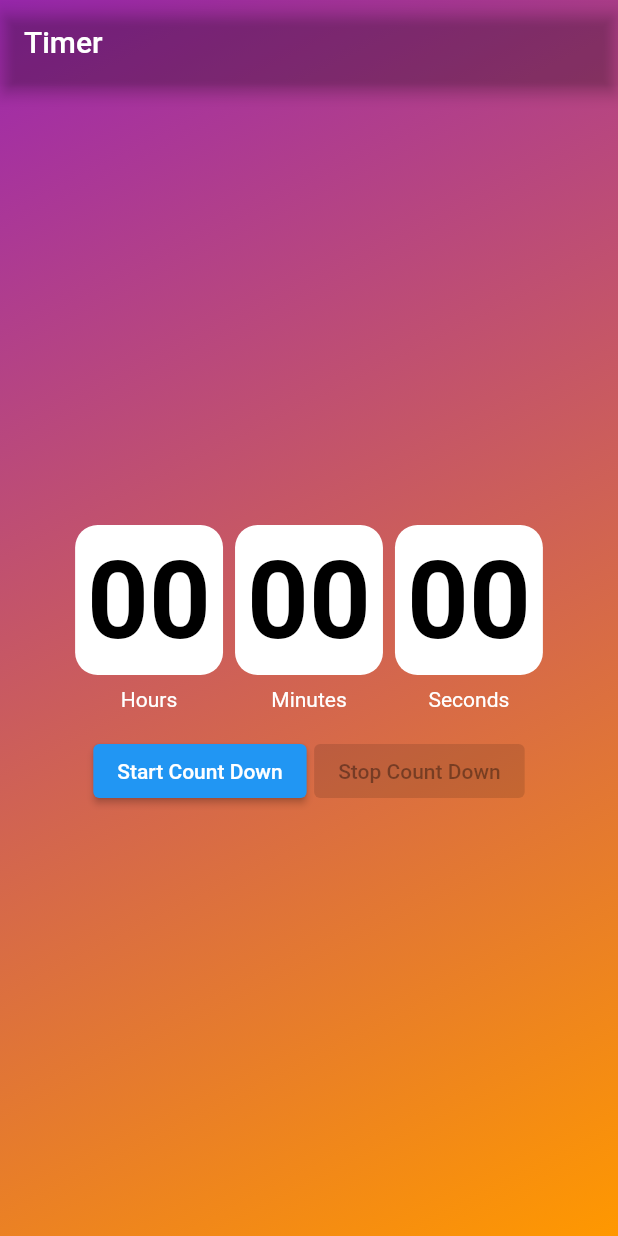
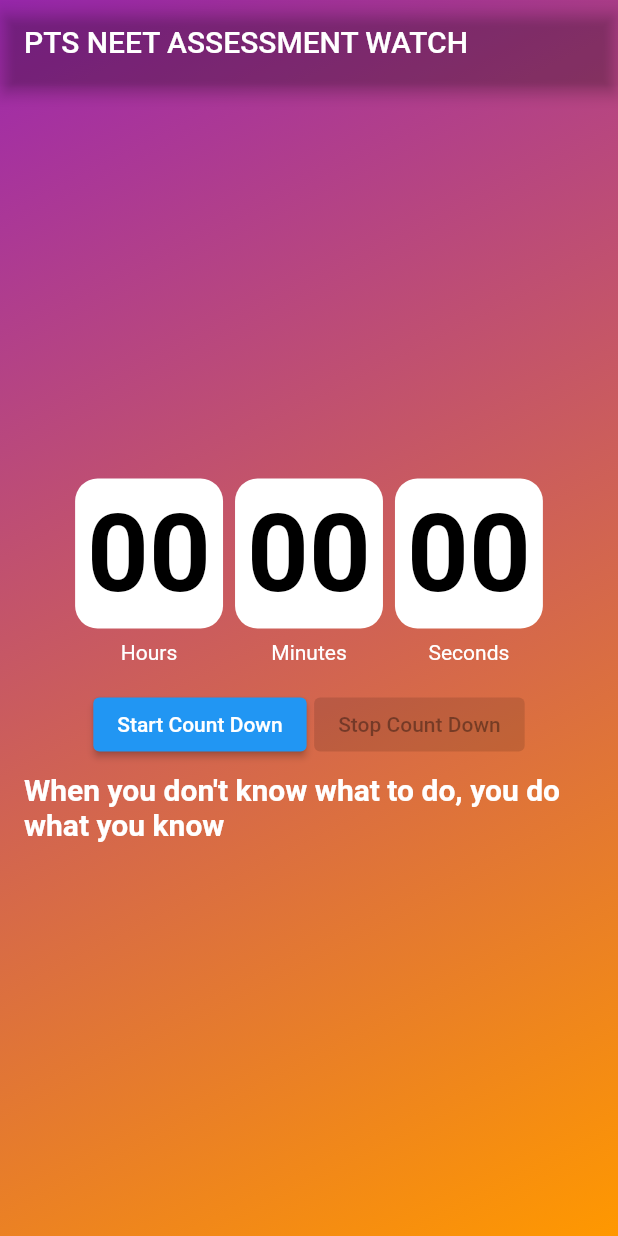
Before and after one commit to ShyamSundhar1411/CountDown-Timer-Flutter, a Flutter app: the screen it shows after launch, on a phone screen of 412 x 824 dp. Run offline on Flutter 3.47's test engine with Material 2 defaults, Android fonts, the phone set to English and light mode, and no system bars; missing offline and left inert: flutter_platform_alert.

Commit message:
Wrapping Up

```diff
--- a/lib/main.dart
+++ b/lib/main.dart
@@ -12,7 +12,7 @@ class MyApp extends StatelessWidget {
   @override
   Widget build(BuildContext context) {
     return MaterialApp(
-        title: 'Countdown Timer',
+        title: 'PTS NEET ASSESSMENT WATCH',
         home: _MyHomePage(),
         theme: ThemeData(
           primaryColor: Colors.amberAccent,
@@ -28,8 +28,8 @@ class _MyHomePage extends StatelessWidget {
   @override
   Widget build(BuildContext context) {
     final dynamic appBar = Platform.isIOS
-        ? CupertinoNavigationBar(middle: Text("Timer"))
-        : AppBar(title: Text("Timer"));
+        ? CupertinoNavigationBar(middle: Text("PTS NEET ASSESSMENT WATCH"))
+        : AppBar(title: Text("PTS NEET ASSESSMENT WATCH"));
     return Container(
       decoration: BoxDecoration(
               gradient: LinearGradient(begin: Alignment.topLeft,
--- a/lib/widgets/countdown.dart
+++ b/lib/widgets/countdown.dart
@@ -2,7 +2,7 @@ import 'dart:async';
 import "package:flutter/material.dart";
 import 'package:flutter/cupertino.dart';
 import '../widgets/countdownDisplay.dart';
-import 'package:flutter_ringtone_player/flutter_ringtone_player.dart';
+import 'package:flutter_platform_alert/flutter_platform_alert.dart';
 
 class CountDownWidget extends StatefulWidget {
   const CountDownWidget({Key? key}) : super(key: key);
@@ -15,6 +15,7 @@ class _CountDownWidgetState extends State<CountDownWidget> {
   Duration duration = Duration(seconds: 0);
   Timer? timer;
   bool isCountDown = false;
+
   @override
   void initState() {
     super.initState();
@@ -34,16 +35,21 @@ class _CountDownWidgetState extends State<CountDownWidget> {
     });
   }
 
+  Future<void> playAudio() async {
+    await FlutterPlatformAlert.playAlertSound(iconStyle: IconStyle.exclamation,);
+
+    final clickedButton = await FlutterPlatformAlert.showAlert(
+      windowTitle: 'CountDown',
+      text: 'CountDown has expired',
+      alertStyle: AlertButtonStyle.ok,
+      iconStyle: IconStyle.information,
+    );
+  }
+
   void cancelTimer() {
     timer?.cancel();
     isCountDown = false;
-    FlutterRingtonePlayer.play(
-      android: AndroidSounds.notification,
-      ios: IosSounds.glass,
-      looping: true, // Android only - API >= 28
-      volume: 3, // Android only - API >= 28
-      asAlarm: true, // Android only - all APIs
-    );
+    playAudio();
     print("Played");
   }
 
@@ -53,7 +59,7 @@ class _CountDownWidgetState extends State<CountDownWidget> {
         duration.inMinutes != 0) {
       setState(() {
         isCountDown = false;
-         timer?.cancel();
+        timer?.cancel();
       });
     } else {
       cancelTimer();
@@ -100,7 +106,16 @@ class _CountDownWidgetState extends State<CountDownWidget> {
                               : null,
                           child: Text("Stop Count Down")),
                     ],
-                  )
-                ])));
+                  ),
+            SizedBox(width: 5),
+            SizedBox(width: 5),
+            Container(
+              padding:EdgeInsets.all(8),
+              decoration: BoxDecoration(),
+              child:Center(child:Text("When you don't know what to do, you do what you know",style:TextStyle(color:Colors.white,fontSize:20,fontWeight: FontWeight.bold))))
+          ]
+        )
+      )
+    );
   }
 }
```
Also changed, not shown: pubspec.yaml (+5 -3 lines), pubspec.lock, 9 other files.
